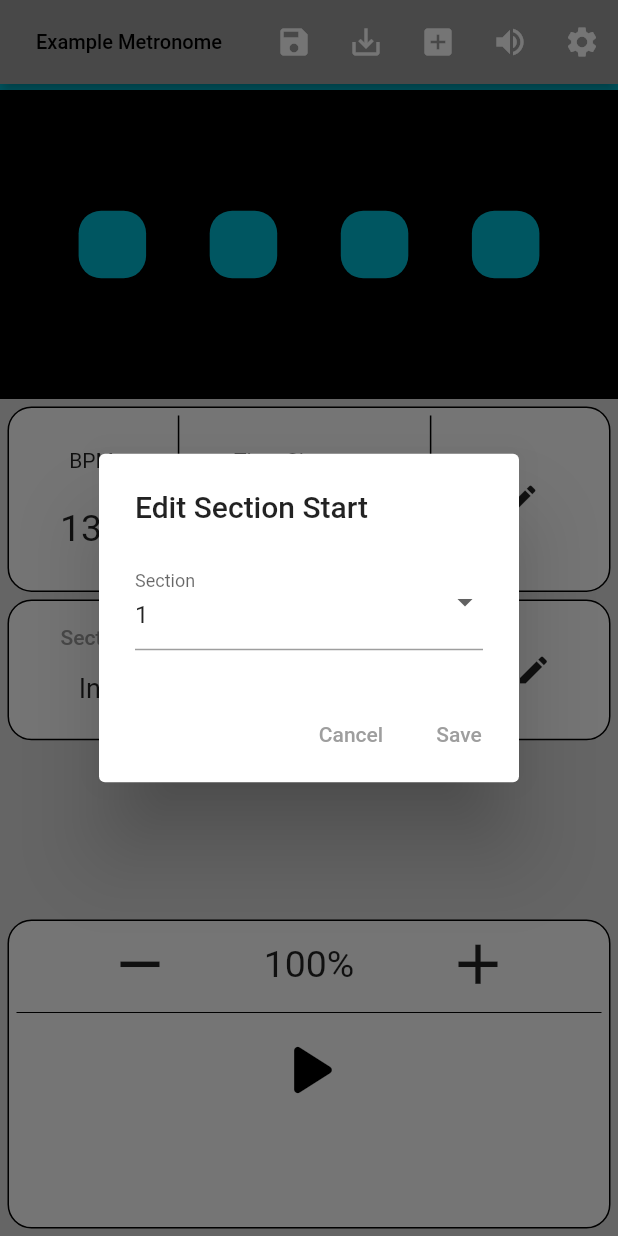
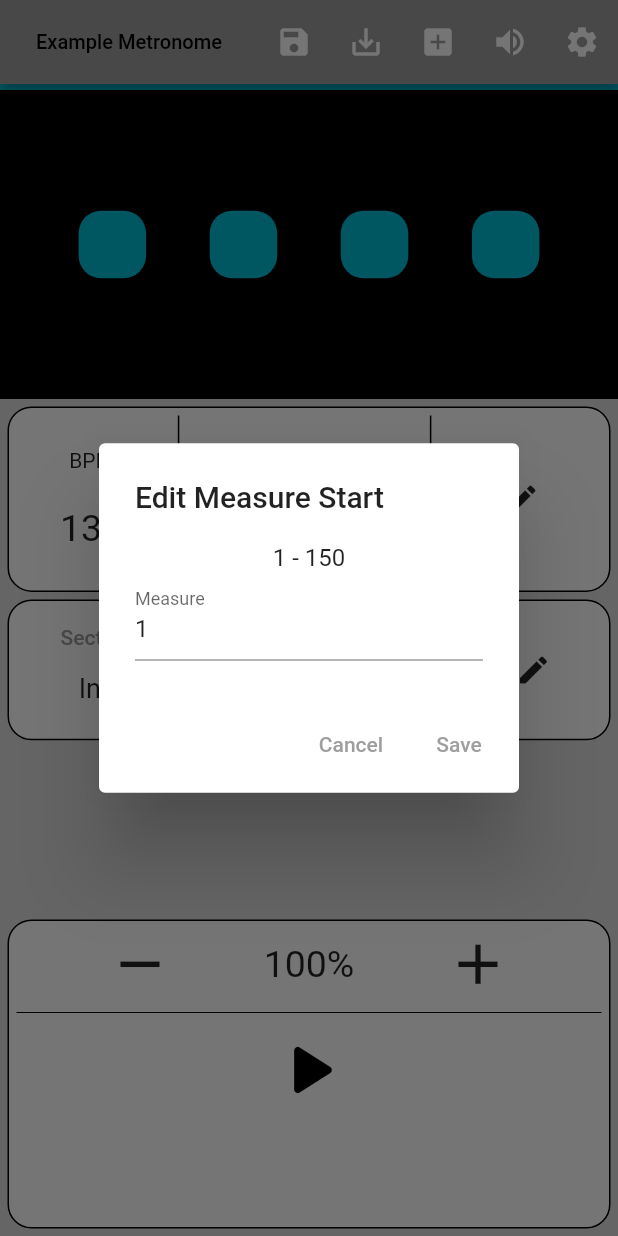
Before and after one commit to JordanRaia/custom-metronome, a Flutter app: the screen it shows after launch, after a tap on "Measure▼", on a phone screen of 412 x 824 dp. Run offline on Flutter 3.47's test engine with Material 2 defaults, Android fonts, the phone set to English and light mode, and no system bars; our stand-ins replace shared_preferences; missing offline and left inert: soundpool.

Commit message:
changed how selecting mesaures works

```diff
--- a/lib/globals.dart
+++ b/lib/globals.dart
@@ -423,6 +423,18 @@ String getMeasureRangeMetronome(List<Metronome> metronomes, int index) {
   return '';
 }
 
+String getTotalRange(List<Metronome> metronomes) {
+  int totalMeasures = getTotalMeasures(metronomes);
+  String range = '';
+  if (totalMeasures != 0) {
+    range = '1 - $totalMeasures';
+  } else {
+    range = '1 - ∞';
+  }
+
+  return range;
+}
+
 int getTotalMeasures(List<Metronome> metronomes) {
   int totalMeasures = 0;
   for (int i = 0; i < metronomes.length; i++) {
--- a/lib/main.dart
+++ b/lib/main.dart
@@ -154,27 +154,21 @@ class _RootPageState extends State<RootPage> {
       context: context,
       builder: (context) {
         return AlertDialog(
-          title: const Text('Edit Section Start'),
+          title: const Text('Edit Measure Start'),
           content: Column(
             mainAxisSize: MainAxisSize.min,
             children: <Widget>[
-              DropdownButtonFormField(
-                items: getStringMeasures(metronomes).map(
-                  (metronome) {
-                    return DropdownMenuItem(
-                      value: metronome,
-                      child: Text(metronome),
-                    );
-                  },
-                ).toList(),
-                onChanged: (value) {
-                  measureController.text = value!;
-                },
+              Text(getTotalRange(metronomes)),
+              TextFormField(
+                controller: measureController,
+                keyboardType: TextInputType.number,
+                inputFormatters: <TextInputFormatter>[
+                  FilteringTextInputFormatter.digitsOnly
+                ],
                 decoration: const InputDecoration(
-                  labelText: 'Section',
-                  hintText: 'Select a section',
+                  labelText: 'Measure',
+                  hintText: 'Enter a measure',
                 ),
-                value: measureController.text,
               ),
             ],
           ),
@@ -187,6 +181,47 @@ class _RootPageState extends State<RootPage> {
             ),
             TextButton(
               onPressed: () {
+                // check if measure is in range
+                if (int.parse(measureController.text) >
+                    getTotalMeasures(metronomes)) {
+                  // check if totalMeasures is 0
+                  if (getTotalMeasures(metronomes) == 0) {
+                    setState(() {
+                      userMeasure = int.parse(measureController.text);
+                      measure = userMeasure;
+                      currentMeasure =
+                          getCurrentMeasure(metronomes, userMeasure);
+                      activeMetronome =
+                          getMetronomeIndex(metronomes, userMeasure);
+                    });
+                    Navigator.pop(context);
+                    return;
+                  }
+                  ScaffoldMessenger.of(context).showSnackBar(
+                    const SnackBar(
+                      content: Text('Measure is out of range'),
+                    ),
+                  );
+                  return;
+                }
+                // check if measure is less than 1
+                if (int.parse(measureController.text) < 1) {
+                  ScaffoldMessenger.of(context).showSnackBar(
+                    const SnackBar(
+                      content: Text('Measure must be greater than 0'),
+                    ),
+                  );
+                  return;
+                }
+                // check if measure is 0
+                if (int.parse(measureController.text) == 0) {
+                  ScaffoldMessenger.of(context).showSnackBar(
+                    const SnackBar(
+                      content: Text('Measure must be greater than 0'),
+                    ),
+                  );
+                  return;
+                }
                 setState(() {
                   userMeasure = int.parse(measureController.text);
                   measure = userMeasure;
@@ -442,7 +477,9 @@ class _RootPageState extends State<RootPage> {
         ],
       ),
       body: Scaffold(
-        body: Column(
+        body: Center(
+          child: SingleChildScrollView(
+            child: Column(
               children: [
                 // blue line
                 Container(
@@ -468,7 +505,9 @@ class _RootPageState extends State<RootPage> {
                             mainAxisAlignment: MainAxisAlignment.spaceEvenly,
                             children: [
                               for (var i = 0;
-                              i < metronomes[activeMetronome].beatsPerMeasure;
+                                  i <
+                                      metronomes[activeMetronome]
+                                          .beatsPerMeasure;
                                   i++)
                                 Container(
                                   padding: const EdgeInsets.all(45.0),
@@ -600,8 +639,8 @@ class _RootPageState extends State<RootPage> {
                   color: Colors.black12,
                   height: newheight * 0.12,
                   child: Container(
-                margin:
-                    const EdgeInsets.only(left: 5.0, right: 5.0, bottom: 5.0),
+                    margin: const EdgeInsets.only(
+                        left: 5.0, right: 5.0, bottom: 5.0),
                     height: newheight * 0.12,
                     decoration: BoxDecoration(
                       border: Border.all(color: Colors.black, width: 1),
@@ -615,8 +654,10 @@ class _RootPageState extends State<RootPage> {
                           children: [
                             TextButton(
                               onPressed: () {
-                            showEditSectionStart(context,
-                                getSectionIndex(sections, measure), sections);
+                                showEditSectionStart(
+                                    context,
+                                    getSectionIndex(sections, measure),
+                                    sections);
                               },
                               child: const Text('Section▼'),
                             ),
@@ -693,10 +734,12 @@ class _RootPageState extends State<RootPage> {
                                           timer = Timer.periodic(
                                               Duration(
                                                   milliseconds: (getTime(
-                                                  metronomes[activeMetronome]
+                                                      metronomes[
+                                                              activeMetronome]
                                                           .tempo,
                                                       tempoPercent,
-                                                  metronomes[activeMetronome]
+                                                      metronomes[
+                                                              activeMetronome]
                                                           .timeSignature))),
                                               (timer) => timerParms());
                                         }
@@ -723,10 +766,12 @@ class _RootPageState extends State<RootPage> {
                                           timer = Timer.periodic(
                                               Duration(
                                                   milliseconds: (getTime(
-                                                  metronomes[activeMetronome]
+                                                      metronomes[
+                                                              activeMetronome]
                                                           .tempo,
                                                       tempoPercent,
-                                                  metronomes[activeMetronome]
+                                                      metronomes[
+                                                              activeMetronome]
                                                           .timeSignature))),
                                               (timer) => timerParms());
                                         }
@@ -753,10 +798,10 @@ class _RootPageState extends State<RootPage> {
                                   isPlaying = false;
                                   beat = 1;
                                   measure = userMeasure;
-                              currentMeasure =
-                                  getCurrentMeasure(metronomes, userMeasure);
-                              activeMetronome =
-                                  getMetronomeIndex(metronomes, userMeasure);
+                                  currentMeasure = getCurrentMeasure(
+                                      metronomes, userMeasure);
+                                  activeMetronome = getMetronomeIndex(
+                                      metronomes, userMeasure);
                                 } else {
                                   // start
                                   soundPlayer.play(high);
@@ -779,7 +824,9 @@ class _RootPageState extends State<RootPage> {
                               });
                             },
                             icon: Icon(
-                          isPlaying ? Icons.pause : Icons.play_arrow_rounded,
+                              isPlaying
+                                  ? Icons.pause
+                                  : Icons.play_arrow_rounded,
                             ),
                             iconSize: 60,
                           ),
@@ -789,6 +836,8 @@ class _RootPageState extends State<RootPage> {
                   ),
                 ),
               ],
+            ),
+          ),
         ),
       ),
     );
```
Lines whose indentation alone changed are shown as unchanged.
